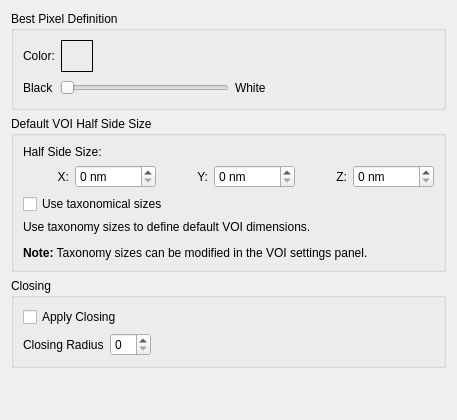
Above: App/Settings/SeedGrowSegmentation/SeedGrowSettingsPanel.ui from FelixdelasPozas/EspINA before the change. Below: the same form after it.
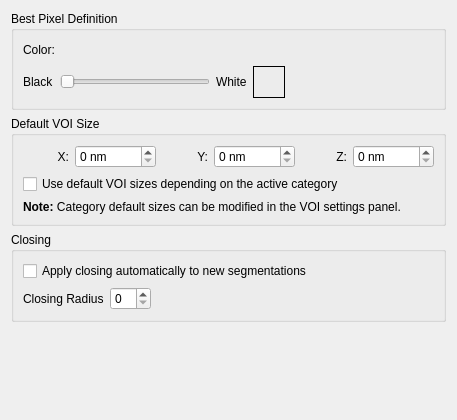
That is the form after the change.

Commit message: UI enhancements and label corrections

Patch:
```diff
--- a/App/Settings/SeedGrowSegmentation/SeedGrowSettingsPanel.ui
+++ b/App/Settings/SeedGrowSegmentation/SeedGrowSettingsPanel.ui
@@ -31,22 +31,6 @@
             </property>
            </widget>
           </item>
-          <item>
-           <widget class="QLabel" name="m_colorSample">
-            <property name="minimumSize">
-             <size>
-              <width>32</width>
-              <height>32</height>
-             </size>
-            </property>
-            <property name="frameShape">
-             <enum>QFrame::Box</enum>
-            </property>
-            <property name="text">
-             <string/>
-            </property>
-           </widget>
-          </item>
           <item>
            <spacer name="horizontalSpacer">
             <property name="orientation">
@@ -88,6 +72,22 @@
             </property>
            </widget>
           </item>
+          <item>
+           <widget class="QLabel" name="m_colorSample">
+            <property name="minimumSize">
+             <size>
+              <width>32</width>
+              <height>32</height>
+             </size>
+            </property>
+            <property name="frameShape">
+             <enum>QFrame::Box</enum>
+            </property>
+            <property name="text">
+             <string/>
+            </property>
+           </widget>
+          </item>
           <item>
            <spacer name="horizontalSpacer_2">
             <property name="orientation">
@@ -111,16 +111,9 @@
    <item>
     <widget class="QGroupBox" name="groupBox_2">
      <property name="title">
-      <string>Default VOI Half Side Size</string>
+      <string>Default VOI Size</string>
      </property>
      <layout class="QVBoxLayout" name="verticalLayout_4">
-      <item>
-       <widget class="QLabel" name="label">
-        <property name="text">
-         <string>Half Side Size:</string>
-        </property>
-       </widget>
-      </item>
       <item>
        <layout class="QHBoxLayout" name="horizontalLayout_3">
         <item>
@@ -197,7 +190,7 @@
       <item>
        <widget class="QCheckBox" name="m_taxonomicalVOI">
         <property name="text">
-         <string>Use taxonomical sizes</string>
+         <string>Use default VOI sizes depending on the active category</string>
         </property>
        </widget>
       </item>
@@ -207,7 +200,7 @@
          <number>1</number>
         </property>
         <property name="text">
-         <string>&lt;html&gt;&lt;head/&gt;&lt;body&gt;&lt;p&gt;Use taxonomy sizes to define default VOI dimensions.&lt;/p&gt;&lt;p&gt;&lt;span style=&quot; font-weight:600;&quot;&gt;Note:&lt;/span&gt; Taxonomy sizes can be modified in the VOI settings panel.&lt;/p&gt;&lt;/body&gt;&lt;/html&gt;</string>
+         <string>&lt;html&gt;&lt;head/&gt;&lt;body&gt;&lt;p&gt;&lt;span style=&quot; font-weight:600;&quot;&gt;Note:&lt;/span&gt; Category default sizes can be modified in the VOI settings panel.&lt;/p&gt;&lt;/body&gt;&lt;/html&gt;</string>
         </property>
         <property name="textFormat">
          <enum>Qt::RichText</enum>
@@ -229,7 +222,7 @@
       <item>
        <widget class="QCheckBox" name="m_applyClosing">
         <property name="text">
-         <string>Apply Closing</string>
+         <string>Apply closing automatically to new segmentations</string>
         </property>
        </widget>
       </item>
```
Left out of the diff: 2 changed lines with no effect on the pictures. The commit also changes 43 other files.
